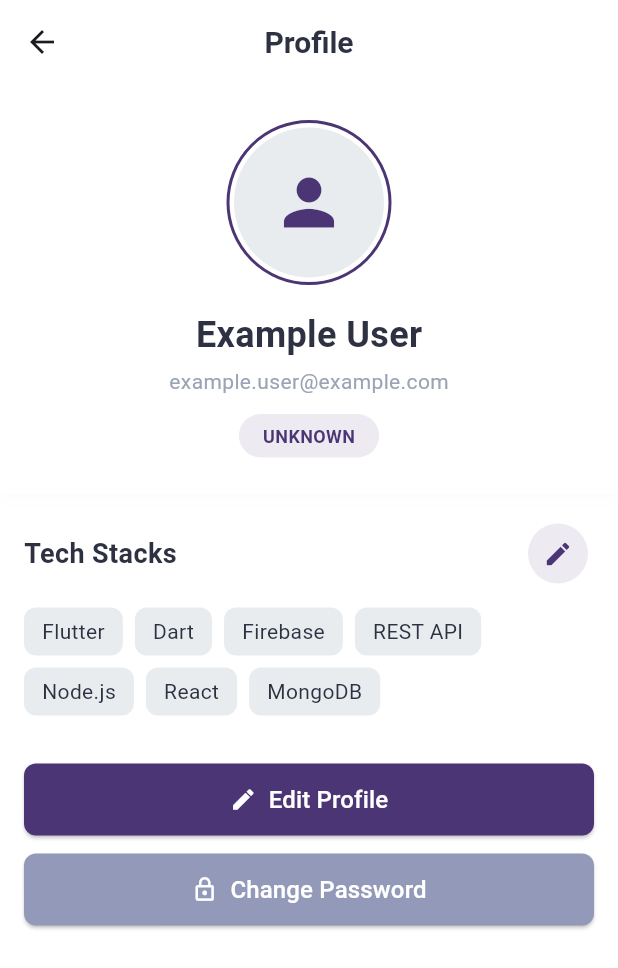
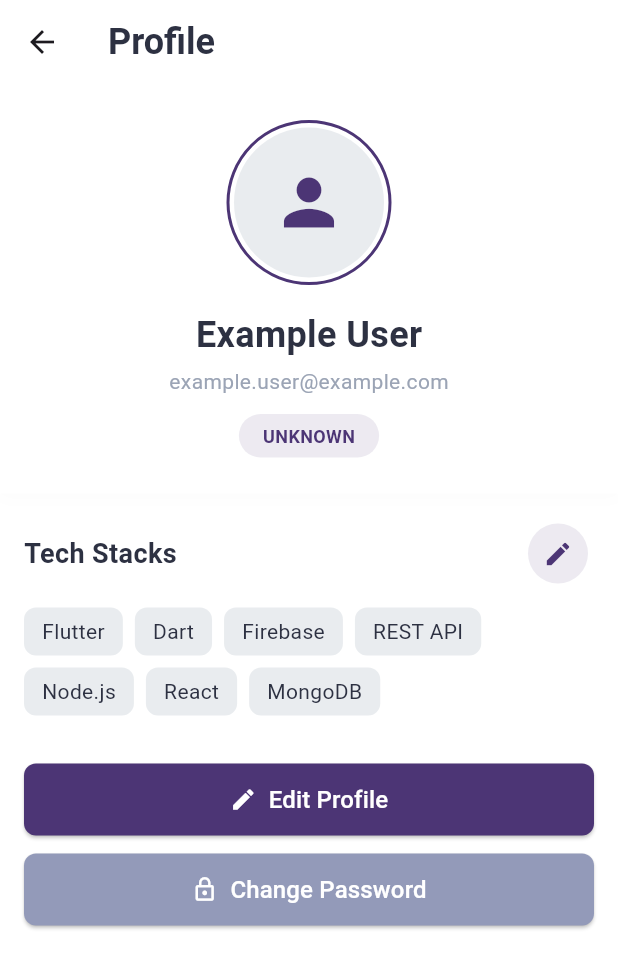
Before and after one commit to flappyBirdBol-anon/code-bolanon-mobile, a Flutter app: the MenuView screen opened by its route, after a tap on "User", on a phone screen of 412 x 824 dp. Shown: the top 968 px of the screen. Run offline on Flutter 3.47's test engine with Material 3 defaults, Android fonts, the phone set to English and light mode, and no system bars; our stand-ins replace animate_do, carousel_slider, dio, flutter_cache_manager, flutter_secure_storage, flutter_svg and 11 more; accounts and stored records are empty.

Commit message:
done creating custom appbar

```diff
--- /dev/null
+++ b/lib/ui/common/widgets/custom_app_bar.dart
@@ -0,0 +1,59 @@
+import 'package:flutter/material.dart';
+
+class CustomAppBar extends StatelessWidget implements PreferredSizeWidget {
+  final String title;
+  final List<Widget>? actions;
+  final bool showSearchButton;
+  final bool showNotificationButton;
+  final VoidCallback? onSearchTap;
+  final VoidCallback? onNotificationTap;
+  final Color backgroundColor;
+
+  const CustomAppBar({
+    Key? key,
+    required this.title,
+    this.actions,
+    this.showSearchButton = false,
+    this.showNotificationButton = false,
+    this.onSearchTap,
+    this.onNotificationTap,
+    this.backgroundColor = const Color(0xFFFFFFFF),
+  }) : super(key: key);
+
+  @override
+  Widget build(BuildContext context) {
+    return AppBar(
+      backgroundColor: backgroundColor,
+      elevation: 0,
+      centerTitle: false, // Changed to false for left alignment
+      title: Text(
+        title,
+        style: const TextStyle(
+          color: Color(0xFF2D3142),
+          fontSize: 24, // Increased font size
+          fontWeight: FontWeight.bold, // Made it bold for better emphasis
+        ),
+      ),
+      actions: [
+        if (showSearchButton)
+          IconButton(
+            iconSize: 26, // Increased icon size
+            icon: const Icon(Icons.search, color: Color(0xFF4C3575)),
+            onPressed: onSearchTap ?? () {},
+          ),
+        if (showNotificationButton)
+          IconButton(
+            iconSize: 26, // Increased icon size
+            icon:
+                const Icon(Icons.notifications_none, color: Color(0xFF4C3575)),
+            onPressed: onNotificationTap ?? () {},
+          ),
+        if (actions != null) ...actions!,
+        const SizedBox(width: 8), // Added padding at the end
+      ],
+    );
+  }
+
+  @override
+  Size get preferredSize => const Size.fromHeight(kToolbarHeight);
+}
--- a/lib/ui/views/menu/menu_view.dart
+++ b/lib/ui/views/menu/menu_view.dart
@@ -1,3 +1,4 @@
+import 'package:code_bolanon/ui/common/widgets/custom_app_bar.dart';
 import 'package:flutter/material.dart';
 import 'package:stacked/stacked.dart';
 
@@ -14,30 +15,10 @@ class MenuView extends StackedView<MenuViewModel> {
   ) {
     return Scaffold(
       backgroundColor: Colors.white,
-      appBar: AppBar(
-        elevation: 0,
+      appBar: const CustomAppBar(
+        title: 'Menu',
+        showNotificationButton: true,
         backgroundColor: Colors.white,
-        title: const Text(
-          'Menu',
-          style: TextStyle(
-            color: Colors.black,
-            fontSize: 20,
-            fontWeight: FontWeight.bold,
-          ),
-        ),
-        actions: [
-          IconButton(
-            icon: const Icon(Icons.notifications,
-                color: Colors.black), // Notification icon
-            onPressed: () {
-              // Handle notification icon tap
-              print('Notification icon tapped!');
-            },
-          ),
-          const SizedBox(
-              width:
-                  20), // Optional: Add some space between the icon and the edge
-        ],
       ),
       body: ListView(
         children: [
--- a/lib/ui/views/profile/profile_view.dart
+++ b/lib/ui/views/profile/profile_view.dart
@@ -1,4 +1,5 @@
 import 'package:animate_do/animate_do.dart';
+import 'package:code_bolanon/ui/common/widgets/custom_app_bar.dart';
 import 'package:code_bolanon/ui/common/widgets/custom_button.dart';
 import 'package:flutter/material.dart';
 import 'package:stacked/stacked.dart';
@@ -16,18 +17,9 @@ class ProfileView extends StackedView<ProfileViewModel> {
   ) {
     return Scaffold(
       backgroundColor: Colors.white,
-      appBar: AppBar(
+      appBar: const CustomAppBar(
+        title: 'Profile',
         backgroundColor: Colors.white,
-        elevation: 0,
-        title: const Text(
-          'Profile',
-          style: TextStyle(
-            color: Color(0xFF2D3142),
-            fontSize: 20,
-            fontWeight: FontWeight.w600,
-          ),
-        ),
-        centerTitle: true,
       ),
       body: SingleChildScrollView(
         child: Column(
```
Also changed, not shown: lib/ui/views/course_details/course_details_view.dart (+11 -20 lines), lib/ui/views/trainer_courses/trainer_courses_view.dart (+8 -35 lines).
